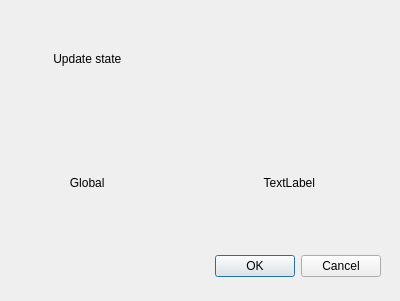
Above: gui/qt/ui/updatedialog.ui from armadito/armadito-av before the change. Below: the same form after it.
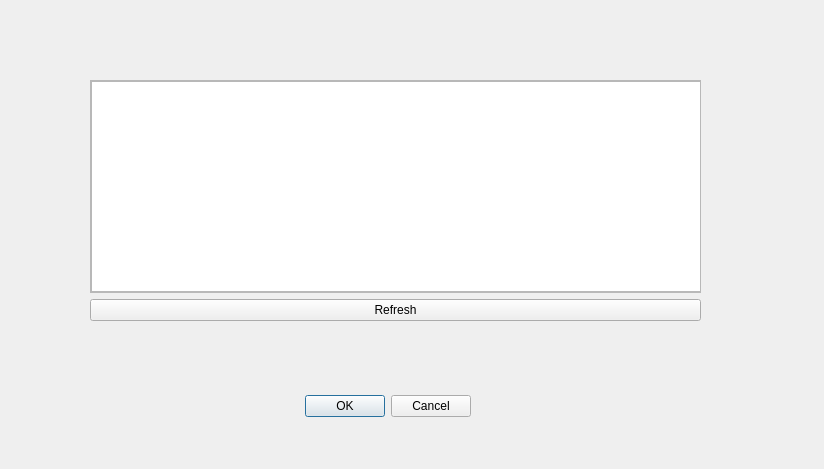
That is the form after the change.

```diff
--- a/gui/qt/ui/updatedialog.ui
+++ b/gui/qt/ui/updatedialog.ui
@@ -6,8 +6,8 @@
    <rect>
     <x>0</x>
     <y>0</y>
-    <width>400</width>
-    <height>301</height>
+    <width>824</width>
+    <height>469</height>
    </rect>
   </property>
   <property name="windowTitle">
@@ -16,9 +16,9 @@
   <widget class="QDialogButtonBox" name="buttonBox">
    <property name="geometry">
     <rect>
-     <x>40</x>
-     <y>250</y>
-     <width>341</width>
+     <x>300</x>
+     <y>390</y>
+     <width>171</width>
      <height>32</height>
     </rect>
    </property>
@@ -32,31 +32,44 @@
   <widget class="QWidget" name="gridLayoutWidget">
    <property name="geometry">
     <rect>
-     <x>0</x>
-     <y>0</y>
-     <width>401</width>
+     <x>90</x>
+     <y>80</y>
+     <width>611</width>
      <height>241</height>
     </rect>
    </property>
-   <layout class="QGridLayout" name="gridLayout">
-    <item row="0" column="0">
-     <widget class="QLabel" name="label">
-      <property name="text">
-       <string>                Update state</string>
+   <layout class="QVBoxLayout" name="verticalLayout">
+    <item>
+     <widget class="QScrollArea" name="scrollArea">
+      <property name="widgetResizable">
+       <bool>true</bool>
       </property>
+      <widget class="QWidget" name="scrollAreaWidgetContents">
+       <property name="geometry">
+        <rect>
+         <x>0</x>
+         <y>0</y>
+         <width>607</width>
+         <height>204</height>
+        </rect>
+       </property>
+       <widget class="QListWidget" name="listWidget">
+        <property name="geometry">
+         <rect>
+          <x>0</x>
+          <y>0</y>
+          <width>611</width>
+          <height>211</height>
+         </rect>
+        </property>
+       </widget>
+      </widget>
      </widget>
     </item>
-    <item row="1" column="0">
-     <widget class="QLabel" name="label_2">
+    <item>
+     <widget class="QPushButton" name="pushButton">
       <property name="text">
-       <string>                     Global</string>
-      </property>
-     </widget>
-    </item>
-    <item row="1" column="1">
-     <widget class="QLabel" name="label_3">
-      <property name="text">
-       <string>                  TextLabel</string>
+       <string>Refresh</string>
       </property>
      </widget>
     </item>
```
Left out of the diff: 2 changed lines with no effect on the pictures.
